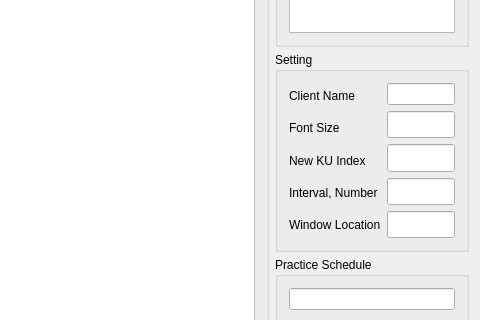
This is src/qrammer/window_overview.ui in alex-lt-kong/qrammer as Qt 5 draws it before an edit; both pictures show x 657 to 1137 and y 275 to 595 of the 1137 by 682 pixel window. The edited form follows.
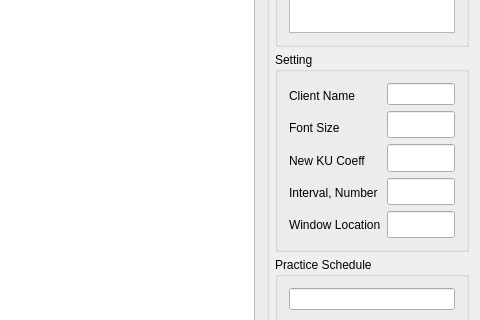
This is the edited form. Icons and pictures are not drawn.

The edit to the form file:
```diff
--- a/src/qrammer/window_overview.ui
+++ b/src/qrammer/window_overview.ui
@@ -162,7 +162,7 @@
               </sizepolicy>
              </property>
              <property name="text">
-              <string>New KU Index</string>
+              <string>New KU Coeff</string>
              </property>
             </widget>
            </item>
```
Left out of the diff: 4 changed lines with no effect on the pictures.
